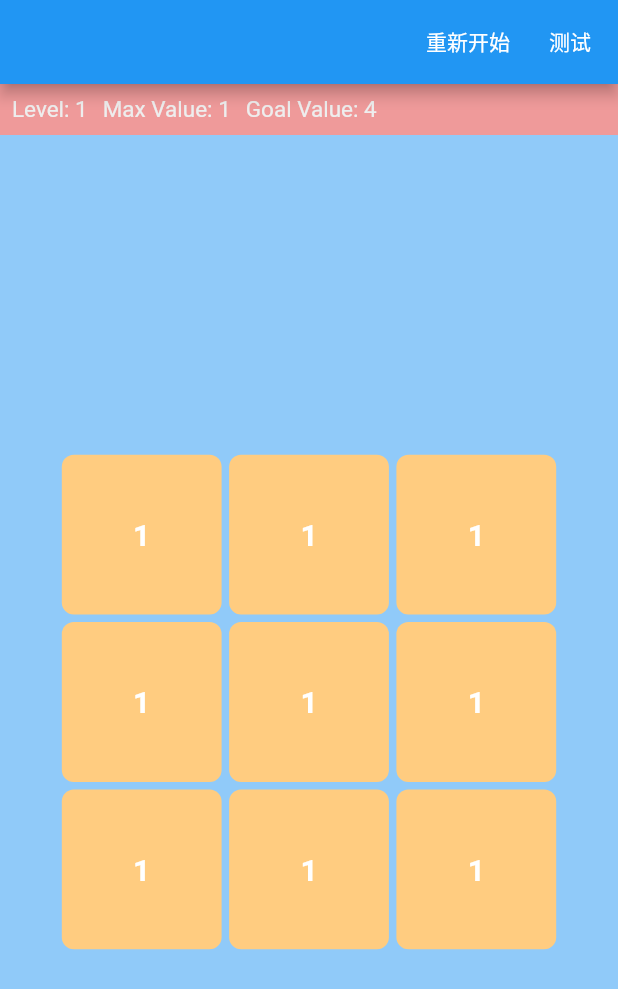
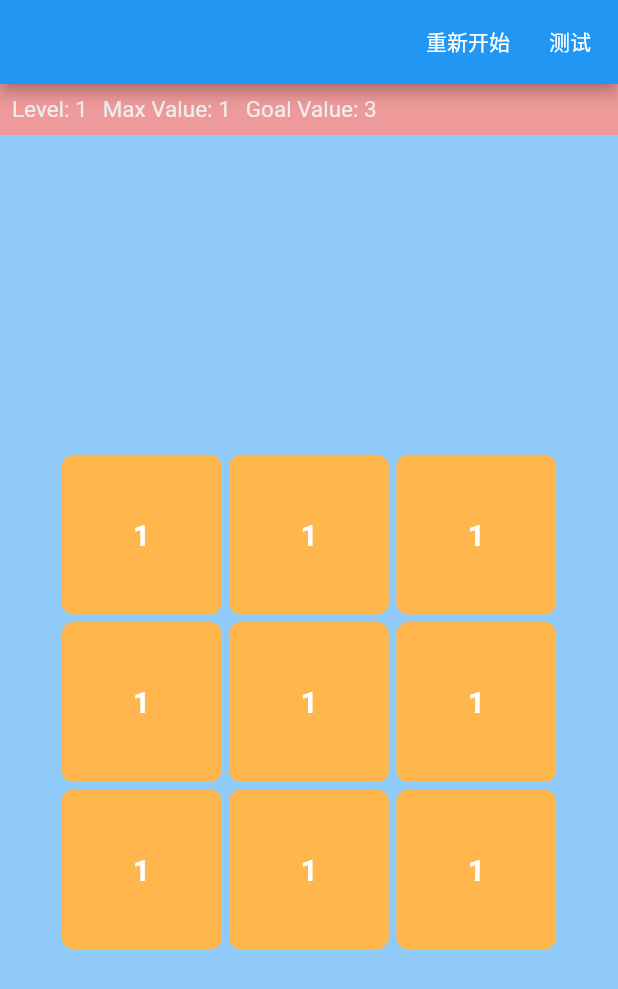
Before and after one commit to GeeJoe/Chain, a Flutter app: the screen it shows after launch, on a phone screen of 412 x 824 dp. Shown: the top 989 px of the screen. Run offline on Flutter 3.47's test engine with Material 2 defaults, Android fonts, the phone set to English and light mode, and no system bars.

Commit message:
fix: 修复启动卡住的问题

```diff
--- a/lib/box.dart
+++ b/lib/box.dart
@@ -26,9 +26,12 @@ class Box extends StatelessWidget {
       curve: Curves.easeInOutBack,
       left: node.position.dx,
       top: node.position.dy,
-      child: Selector<GameViewModel, List<Node>>(
-        selector: (context, viewModel) => viewModel.chain,
-        builder: (BuildContext context, chain, Widget? child) {
+      child: Selector<GameViewModel, bool>(
+        selector: (context, viewModel) => viewModel.chain.contains(node),
+        builder: (BuildContext context, selected, Widget? child) {
+          int level = Provider.of<GameViewModel>(context, listen: false)
+              .gameLevel
+              .level;
           return AnimatedScale(
             duration: AnimationConfig.popDuration,
             curve: Curves.easeInOutBack,
@@ -44,10 +47,12 @@ class Box extends StatelessWidget {
               height: node.size.height,
               decoration: BoxDecoration(
                 borderRadius: const BorderRadius.all(Radius.circular(8)),
-                border: chain.contains(node)
+                border: selected
                     ? Border.all(color: Colors.yellow, width: 4)
                     : null,
-                color: node.merge ? Colors.orange[300] : Colors.orange[200],
+                color: node.merge
+                    ? Colors.orange[900]
+                    : _colorByValue(level, node.value),
               ),
               child: child!,
             ),
@@ -67,3 +72,14 @@ class Box extends StatelessWidget {
     );
   }
 }
+
+final List<Color?> _colors = [
+  Colors.orange[200],
+  Colors.orange[300],
+  Colors.orange[400],
+];
+
+Color? _colorByValue(int level, int value) {
+  int index = (value - (level - 1) * 2) % _colors.length;
+  return _colors[index];
+}
--- a/lib/main.dart
+++ b/lib/main.dart
@@ -21,12 +21,19 @@ class MyGame extends StatefulWidget {
 }
 
 class _MyGameState extends State<MyGame> {
+  GameViewModel? gameViewModel;
+
   @override
   void didChangeDependencies() {
     super.didChangeDependencies();
-    GameLevel gameLevel =
-        GameLevel(level: 1, containerSize: MediaQuery.of(context).size);
-    Provider.of<GameViewModel>(context, listen: false).startLevel(gameLevel);
+    final gameViewModel = Provider.of<GameViewModel>(context, listen: false);
+    if (this.gameViewModel != gameViewModel) {
+      this.gameViewModel = gameViewModel;
+
+      GameLevel gameLevel =
+          GameLevel(level: 1, containerSize: MediaQuery.of(context).size);
+      gameViewModel.startLevel(gameLevel);
+    }
   }
 
   @override
@@ -118,7 +125,7 @@ class _MyGameState extends State<MyGame> {
                             ),
                             const SizedBox.square(dimension: 10),
                             Text(
-                              "Goal Value: ${gameStatus.level?.nextLevelValue.toInt()}",
+                              "Goal Value: ${gameStatus.level?.nextLevelValue}",
                               style: TextStyle(
                                   fontSize: 15, color: Colors.grey[200]),
                             ),
--- a/lib/model/game_level.dart
+++ b/lib/model/game_level.dart
@@ -36,7 +36,7 @@ class GameLevel {
   late final int row;
   late final double boxSize;
   late final Offset startCoordinate;
-  late final double nextLevelValue;
+  late final int nextLevelValue;
 
   GameLevel({
     required this.level,
@@ -58,27 +58,27 @@ class GameLevel {
       case 1:
         column = 3;
         row = 3;
-        nextLevelValue = 4;
+        nextLevelValue = 3;
         break;
       case 2:
         column = 4;
         row = 4;
-        nextLevelValue = 8;
+        nextLevelValue = 5;
         break;
       case 3:
         column = 4;
         row = 6;
-        nextLevelValue = 12;
+        nextLevelValue = 7;
         break;
       case 4:
         column = 6;
         row = 6;
-        nextLevelValue = 16;
+        nextLevelValue = 9;
         break;
       case 5:
         column = 6;
         row = 8;
-        nextLevelValue = double.infinity;
+        nextLevelValue = 99999999;
         break;
       default:
         column = 0;
```
